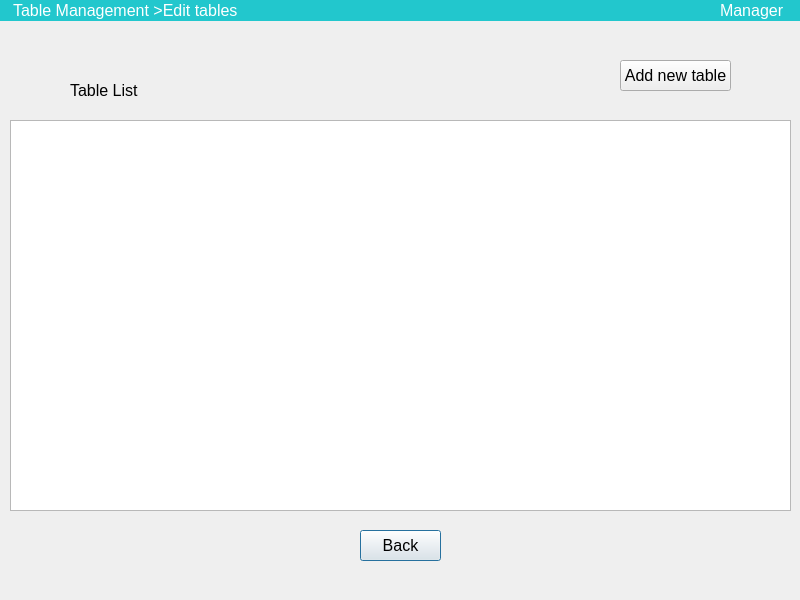
Before: the Qt Designer form RMS_qt/edit.ui in dev-pratik02/RMS, drawn with Qt 5.
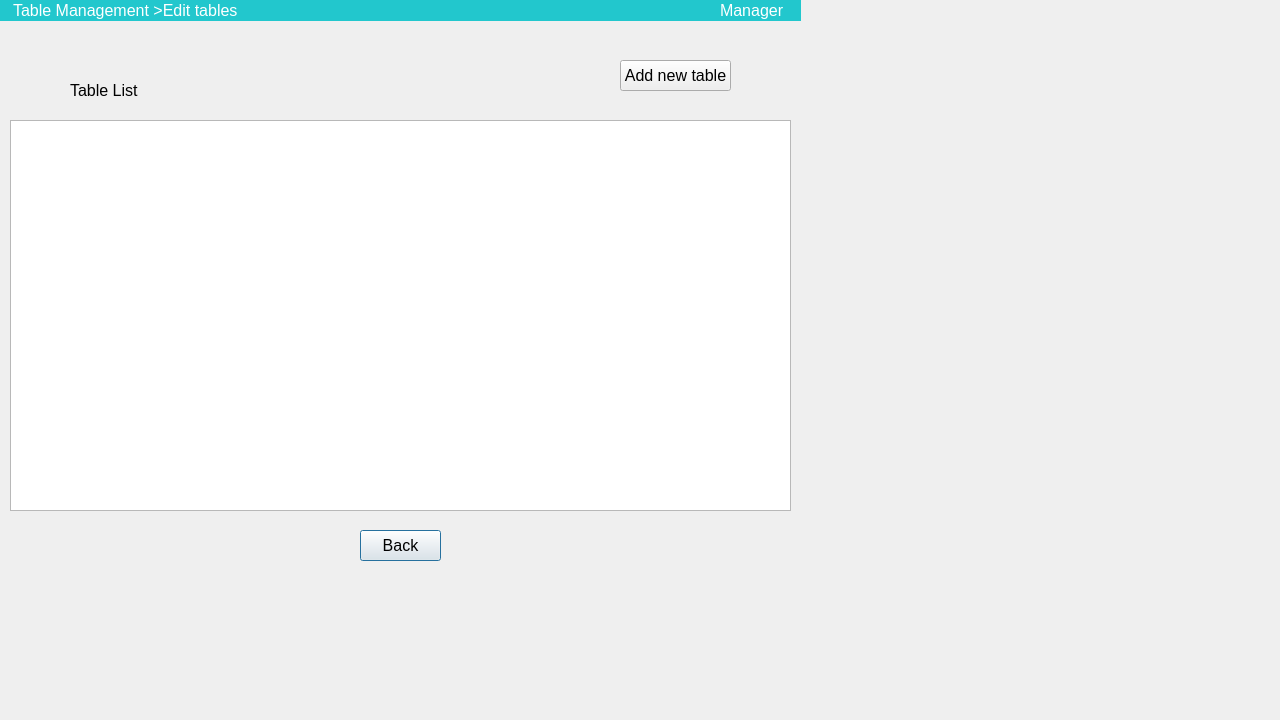
After: the same form once the commit is applied.

The edit to the form file:
```diff
--- a/RMS_qt/edit.ui
+++ b/RMS_qt/edit.ui
@@ -6,8 +6,8 @@
    <rect>
     <x>0</x>
     <y>0</y>
-    <width>800</width>
-    <height>600</height>
+    <width>1280</width>
+    <height>720</height>
    </rect>
   </property>
   <property name="minimumSize">
@@ -16,12 +16,6 @@
     <height>600</height>
    </size>
   </property>
-  <property name="maximumSize">
-   <size>
-    <width>800</width>
-    <height>600</height>
-   </size>
-  </property>
   <property name="font">
    <font>
     <family>Arial</family>
```
